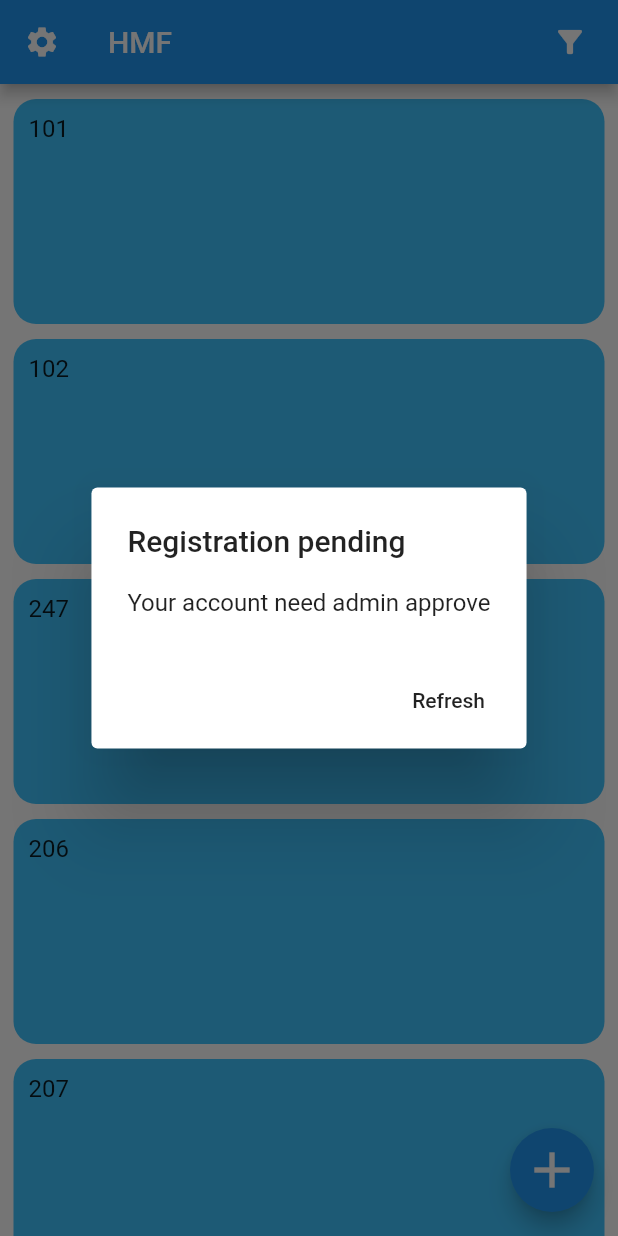
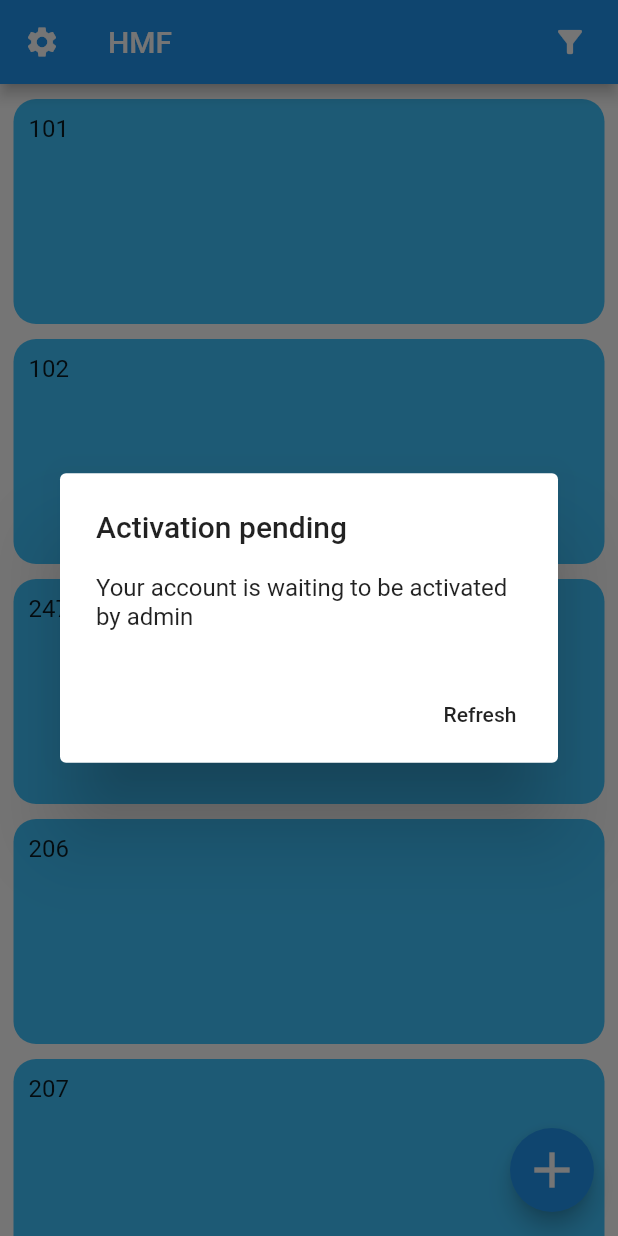
Before and after one commit to Heheovereggs/homework_management_fellow, a Flutter app: the TaskScreen screen opened by its route, on a phone screen of 412 x 824 dp. Run offline on Flutter 3.47's test engine with Material 2 defaults, Android fonts, the phone set to English and light mode, and no system bars; our stand-ins replace cloud_firestore, firebase_auth, firebase_core, google_sign_in, modal_progress_hud; accounts and stored records are empty.

```diff
--- a/lib/screens/registration_screen.dart
+++ b/lib/screens/registration_screen.dart
@@ -17,6 +17,10 @@ class _RegistrationScreenState extends State<RegistrationScreen> {
 
   @override
   Widget build(BuildContext context) {
+    final List result = ModalRoute.of(context).settings.arguments as List;
+    final email = result[0];
+    final uid = result[1];
+
     return Scaffold(
       appBar: AppBar(
         title: Text("Registration"),
--- a/lib/screens/task_screen.dart
+++ b/lib/screens/task_screen.dart
@@ -1,6 +1,5 @@
 import 'package:homework_management_fellow/widgets/homework_card.dart';
 import 'package:flutter/material.dart';
-
 import '../widgets/homework_card.dart';
 
 class TaskScreen extends StatefulWidget {
@@ -15,13 +14,15 @@ class _TaskScreenState extends State<TaskScreen> {
 
   @override
   void initState() {
+    super.initState();
+    Future.delayed(Duration.zero, () {
       if (isActivated == false) {
         showDialog(
           context: context,
           barrierDismissible: false,
           builder: (_) => AlertDialog(
-          title: Text("Registration pending"),
-          content: Text("Your account need admin approve"),
+            title: Text("Activation pending"),
+            content: Text("Your account is waiting to be activated by admin"),
             actions: [
               FlatButton(
                 child: Text("Refresh"),
@@ -33,7 +34,7 @@ class _TaskScreenState extends State<TaskScreen> {
           ),
         );
       }
-    super.initState();
+    });
   }
 
   @override
```
Also changed, not shown: lib/screens/welcome_screen.dart (+15 -13 lines), lib/widgets/sign_in.dart (+6 -4 lines), 1 other file. Lines whose indentation alone changed are shown as unchanged.
